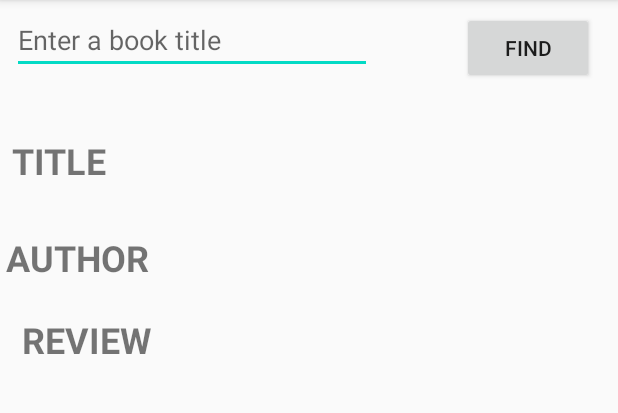
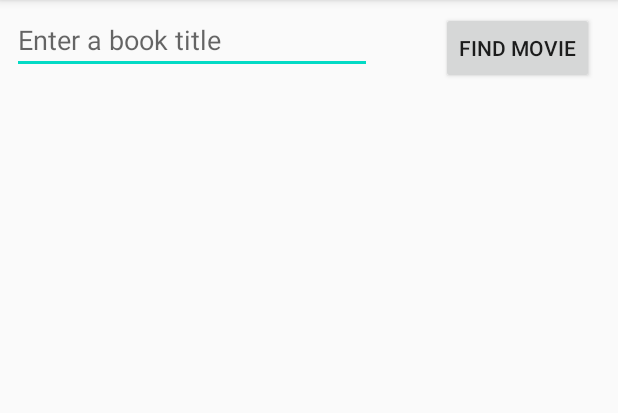
Before and after one commit to PeterKingori/Books-Digest, an Android app: the BookActivity screen opened directly, with no data from a screen before it, on a phone screen of 412 x 824 dp, the part 84-497 px from its top. Run offline under Robolectric (Android 15) with nearby library versions, the phone set to English and light mode, and no system bars.

Commit message:
Made a lot of changes to change the API being used and the layout of activity_book.xml

```diff
--- a/app/build.gradle
+++ b/app/build.gradle
@@ -22,8 +22,7 @@ android {
     }
 
     buildTypes.each {
-        it.buildConfigField 'String', 'GOODREADS_API_KEY', GoodReadsApiKey
-        it.buildConfigField 'String', 'GOODREADS_SECRET', GoodReadsSecret
+        it.buildConfigField 'String', 'THEMOVIEDB_API_KEY', TMDBApiKey
     }
 
 }
@@ -34,6 +33,7 @@ dependencies {
     implementation 'androidx.appcompat:appcompat:1.1.0'
     implementation 'androidx.constraintlayout:constraintlayout:1.1.3'
     implementation 'com.google.android.material:material:1.1.0'
+    implementation files('libs/java-json.jar')
     testImplementation 'junit:junit:4.12'
     androidTestImplementation 'androidx.test:rules:1.1.0'
     androidTestImplementation 'androidx.test.ext:junit:1.1.1'
--- a/app/src/main/java/com/kingori/booksdigest/BookActivity.java
+++ b/app/src/main/java/com/kingori/booksdigest/BookActivity.java
@@ -11,9 +11,8 @@ import android.widget.TextView;
 
 public class BookActivity extends AppCompatActivity {
     public static final String TAG = BookActivity.class.getSimpleName();
-    private Button mFindBookButton;
+    private Button mFindMovieButton;
     private EditText mFindBookEdit;
-    private TextView mTitleTextView;
     private String mBook;
 
 
@@ -22,14 +21,12 @@ public class BookActivity extends AppCompatActivity {
         super.onCreate(savedInstanceState);
         setContentView(R.layout.activity_book);
         mFindBookEdit = findViewById(R.id.findBookEdit);
-        mFindBookButton = findViewById(R.id.findBookButton);
-        mTitleTextView = findViewById(R.id.titleTextView);
+        mFindMovieButton = findViewById(R.id.findMovie2);
 
-        mFindBookButton.setOnClickListener(new View.OnClickListener() {
+        mFindMovieButton.setOnClickListener(new View.OnClickListener() {
             @Override
             public void onClick(View view) {
                 mBook = mFindBookEdit.getText().toString();
-                mTitleTextView.setText(mBook);
             }
         });
 
--- a/app/src/main/java/com/kingori/booksdigest/Constants.java
+++ b/app/src/main/java/com/kingori/booksdigest/Constants.java
@@ -1,7 +1,6 @@
 package com.kingori.booksdigest;
 
 public class Constants {
-    public static final String GOODREADS_BASE_URL = "https://www.goodreads.com/";
-    public static final String GOODREADS_API_KEY = BuildConfig.GOODREADS_API_KEY;
-    public static final String GOODREADS_SECRET = BuildConfig.GOODREADS_SECRET;
+    public static final String THEMOVIEDB_BASE_URL = "https://api.themoviedb.org/3/";
+    public static final String THEMOVIEDB_API_KEY = BuildConfig.GOODREADS_API_KEY;
 }
--- a/app/src/main/java/com/kingori/booksdigest/MainActivity.java
+++ b/app/src/main/java/com/kingori/booksdigest/MainActivity.java
@@ -20,7 +20,7 @@ import butterknife.ButterKnife;
 public class MainActivity extends AppCompatActivity {
     @BindView(R.id.reviewList) ListView mListTitles;
     @BindView(R.id.newReview) Button mNewReviewButton;
-    @BindView(R.id.findReview) Button mFindReview;
+    @BindView(R.id.findMovie1) Button mFindMovie;
 
     @Override
     protected void onCreate(Bundle savedInstanceState) {
@@ -35,7 +35,7 @@ public class MainActivity extends AppCompatActivity {
             }
         });
 
-        mFindReview.setOnClickListener(new View.OnClickListener() {
+        mFindMovie.setOnClickListener(new View.OnClickListener() {
             @Override
             public void onClick(View view) {
                 startActivity(new Intent(MainActivity.this, BookActivity.class));
--- a/app/src/main/res/layout/activity_book.xml
+++ b/app/src/main/res/layout/activity_book.xml
@@ -20,86 +20,13 @@
         app:layout_constraintTop_toTopOf="parent" />
 
     <Button
-        android:id="@+id/findBookButton"
+        android:id="@+id/findMovie2"
         android:layout_width="wrap_content"
         android:layout_height="wrap_content"
         android:layout_marginTop="8dp"
         android:layout_marginEnd="16dp"
-        android:text="@string/find_book"
+        android:text="@string/find_movie2"
         app:layout_constraintEnd_toEndOf="parent"
         app:layout_constraintTop_toTopOf="parent" />
 
-    <TextView
-        android:id="@+id/titleTextView"
-        android:layout_width="244dp"
-        android:layout_height="28dp"
-        android:layout_marginStart="145dp"
-        android:layout_marginTop="33dp"
-        android:layout_marginEnd="16dp"
-        android:textSize="24sp"
-        android:textStyle="bold"
-        app:layout_constraintEnd_toEndOf="parent"
-        app:layout_constraintHorizontal_bias="1.0"
-        app:layout_constraintStart_toEndOf="@+id/textView2"
-        app:layout_constraintTop_toBottomOf="@+id/findBookButton" />
-
-    <TextView
-        android:id="@+id/textView2"
-        android:layout_width="wrap_content"
-        android:layout_height="wrap_content"
-        android:layout_marginStart="8dp"
-        android:layout_marginTop="41dp"
-        android:text="TITLE"
-        android:textSize="24sp"
-        android:textStyle="bold"
-        app:layout_constraintStart_toStartOf="parent"
-        app:layout_constraintTop_toBottomOf="@+id/findBookEdit" />
-
-    <TextView
-        android:id="@+id/textView3"
-        android:layout_width="wrap_content"
-        android:layout_height="wrap_content"
-        android:layout_marginStart="32dp"
-        android:layout_marginTop="32dp"
-        android:text="AUTHOR"
-        android:textSize="24sp"
-        android:textStyle="bold"
-        app:layout_constraintEnd_toEndOf="@+id/textView2"
-        app:layout_constraintStart_toStartOf="parent"
-        app:layout_constraintTop_toBottomOf="@+id/textView2" />
-
-    <TextView
-        android:id="@+id/textView4"
-        android:layout_width="244dp"
-        android:layout_height="28dp"
-        android:layout_marginTop="43dp"
-        android:layout_marginEnd="16dp"
-        app:layout_constraintEnd_toEndOf="parent"
-        app:layout_constraintStart_toStartOf="@+id/titleTextView"
-        app:layout_constraintTop_toBottomOf="@+id/titleTextView" />
-
-    <TextView
-        android:id="@+id/textView5"
-        android:layout_width="wrap_content"
-        android:layout_height="wrap_content"
-        android:layout_marginStart="16dp"
-        android:layout_marginTop="22dp"
-        android:text="REVIEW"
-        android:textSize="24sp"
-        android:textStyle="bold"
-        app:layout_constraintEnd_toEndOf="@+id/textView3"
-        app:layout_constraintStart_toStartOf="parent"
-        app:layout_constraintTop_toBottomOf="@+id/textView3" />
-
-    <TextView
-        android:id="@+id/textView6"
-        android:layout_width="392dp"
-        android:layout_height="341dp"
-        android:layout_marginStart="8dp"
-        android:layout_marginEnd="8dp"
-        android:layout_marginBottom="8dp"
-        app:layout_constraintBottom_toBottomOf="parent"
-        app:layout_constraintEnd_toEndOf="parent"
-        app:layout_constraintStart_toStartOf="parent" />
-
 </androidx.constraintlayout.widget.ConstraintLayout>
--- a/app/src/main/res/layout/activity_main.xml
+++ b/app/src/main/res/layout/activity_main.xml
@@ -48,12 +48,12 @@
         app:layout_constraintStart_toStartOf="parent" />
 
     <Button
-        android:id="@+id/findReview"
+        android:id="@+id/findMovie1"
         android:layout_width="wrap_content"
         android:layout_height="wrap_content"
         android:layout_marginEnd="16dp"
         android:layout_marginBottom="16dp"
-        android:text="@string/find_review"
+        android:text="@string/find_movie1"
         app:layout_constraintBottom_toBottomOf="parent"
         app:layout_constraintEnd_toEndOf="parent" />
 
--- a/app/src/main/res/values/strings.xml
+++ b/app/src/main/res/values/strings.xml
@@ -9,11 +9,11 @@
     <string name="edit_review">Edit review</string>
     <string name="cancel">Go back</string>
     <string name="new_review">New review</string>
-    <string name="find_review">Find review</string>
+    <string name="find_movie1">Find movie</string>
     <string name="addReview">Add</string>
     <string name="cancelReview">Cancel</string>
     <string name="titleEdit">Title</string>
     <string name="add_review_here">Add review here...</string>
     <string name="enter_a_book_title">Enter a book title</string>
-    <string name="find_book">Find</string>
+    <string name="find_movie2">Find movie</string>
 </resources>
```
